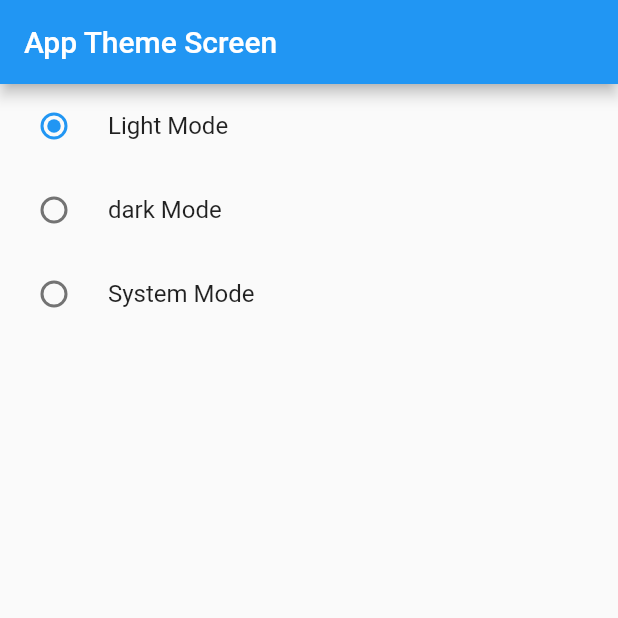
After one commit to ThisIsAnshMalik/provider_state_management, a Flutter app: the screen it shows after launch, after a tap on "Light Mode", on a phone screen of 412 x 824 dp, the top half of it. The commit adds this screen. Run offline on Flutter 3.47's test engine with Material 2 defaults, Android fonts, the phone set to English and light mode, and no system bars.

Commit message:
Theme Screen with provider is ready

```diff
--- a/lib/main.dart
+++ b/lib/main.dart
@@ -1,6 +1,7 @@
 import 'package:flutter/material.dart';
 import 'package:provider/provider.dart';
 import 'package:provider_state_management/provider/provider.dart';
+import 'package:provider_state_management/screens/app_theme.dart';
 import 'package:provider_state_management/screens/favourite/favourite_screen.dart';
 
 void main() {
@@ -16,15 +17,23 @@ class MyApp extends StatelessWidget {
         providers: [
           ChangeNotifierProvider(create: ((context) => CountProvider())),
           ChangeNotifierProvider(create: ((context) => FavouriteProvider())),
-          ChangeNotifierProvider(create: ((context) => SliderProvider()))
+          ChangeNotifierProvider(create: ((context) => SliderProvider())),
+          ChangeNotifierProvider(create: ((context) => ThemeProvider()))
         ],
-        child: MaterialApp(
-          debugShowCheckedModeBanner: false,
-          title: 'Provider state management',
-          theme: ThemeData(
-            primarySwatch: Colors.blue,
-          ),
-          home: const FavouriteScreen(),
+        child: Builder(
+          builder: (context) {
+            final themeProvider = Provider.of<ThemeProvider>(context);
+            return MaterialApp(
+              debugShowCheckedModeBanner: false,
+              title: 'Provider state management',
+              themeMode: themeProvider.thememode,
+              darkTheme: ThemeData(brightness: Brightness.dark),
+              theme: ThemeData(
+                primarySwatch: Colors.blue,
+              ),
+              home: const AppThemeScreen(),
+            );
+          },
         ));
   }
 }
--- a/lib/provider/provider.dart
+++ b/lib/provider/provider.dart
@@ -1,4 +1,5 @@
 import 'package:flutter/foundation.dart';
+import 'package:flutter/material.dart';
 
 class CountProvider with ChangeNotifier {
   int _count = 0;
@@ -32,3 +33,13 @@ class FavouriteProvider with ChangeNotifier {
     notifyListeners();
   }
 }
+
+class ThemeProvider with ChangeNotifier {
+  var _themeMode = ThemeMode.light;
+  ThemeMode get thememode => _themeMode;
+
+  void setTheme(thememode) {
+    _themeMode = thememode;
+    notifyListeners();
+  }
+}
--- /dev/null
+++ b/lib/screens/app_theme.dart
@@ -0,0 +1,45 @@
+import 'package:flutter/material.dart';
+import 'package:provider/provider.dart';
+import 'package:provider_state_management/provider/provider.dart';
+
+class AppThemeScreen extends StatefulWidget {
+  const AppThemeScreen({Key? key}) : super(key: key);
+
+  @override
+  State<AppThemeScreen> createState() => _AppThemeScreenState();
+}
+
+class _AppThemeScreenState extends State<AppThemeScreen> {
+  @override
+  Widget build(BuildContext context) {
+    final themeProvider = Provider.of<ThemeProvider>(context);
+    return Scaffold(
+      appBar: AppBar(title: const Text("App Theme Screen")),
+      body: Column(
+        children: [
+          RadioListTile(
+              title: const Text("Light Mode"),
+              value: ThemeMode.light,
+              groupValue: themeProvider.thememode,
+              onChanged: ((value) {
+                themeProvider.setTheme(ThemeMode.light);
+              })),
+          RadioListTile(
+              title: const Text("dark Mode"),
+              value: ThemeMode.dark,
+              groupValue: themeProvider.thememode,
+              onChanged: ((value) {
+                themeProvider.setTheme(ThemeMode.dark);
+              })),
+          RadioListTile(
+              title: const Text("System Mode"),
+              value: ThemeMode.system,
+              groupValue: themeProvider.thememode,
+              onChanged: ((value) {
+                themeProvider.setTheme(ThemeMode.system);
+              })),
+        ],
+      ),
+    );
+  }
+}
```
